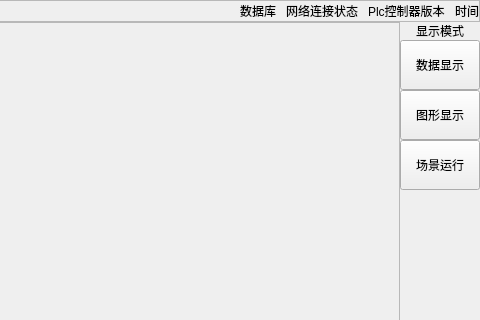
niuyuxin/monitorServer, file ui/mainwindow.ui: the form before one commit; both pictures show x 324 to 804 and y 0 to 320 of the 804 by 609 pixel window.
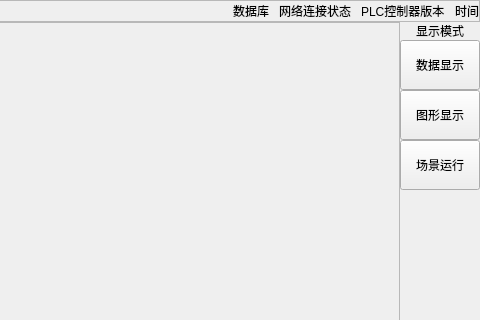
The form after the commit.

Diff of the .ui file:
```diff
--- a/ui/mainwindow.ui
+++ b/ui/mainwindow.ui
@@ -90,7 +90,7 @@
       <item>
        <widget class="QLabel" name="plcStateLabel">
         <property name="text">
-         <string>Plc控制器版本</string>
+         <string>PLC控制器版本</string>
         </property>
        </widget>
       </item>
```
Left out of the diff: 2 changed lines with no effect on the pictures.
